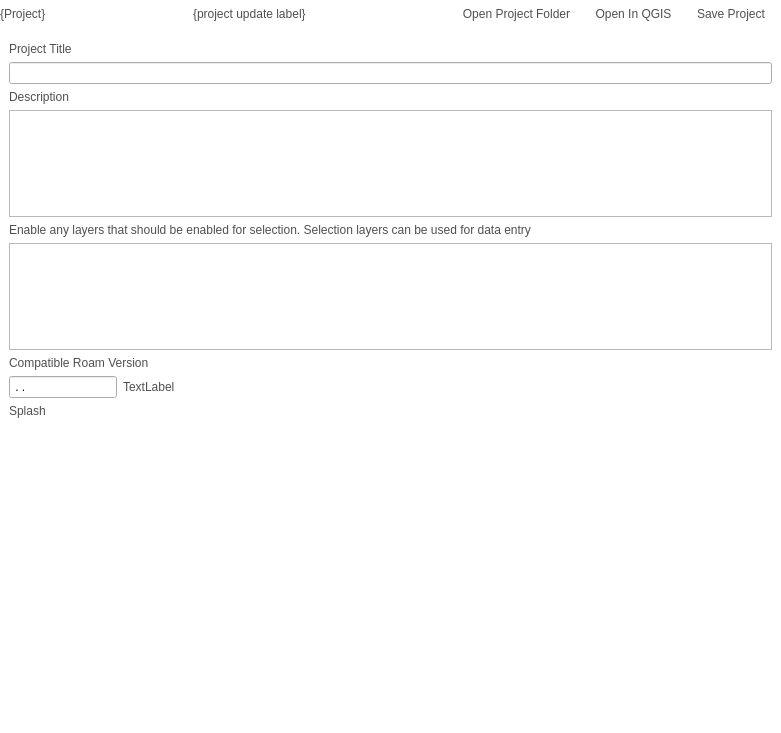
roam-qgis/Roam, file src/configmanager/ui/ui_projectwidget.ui: the form before one commit.
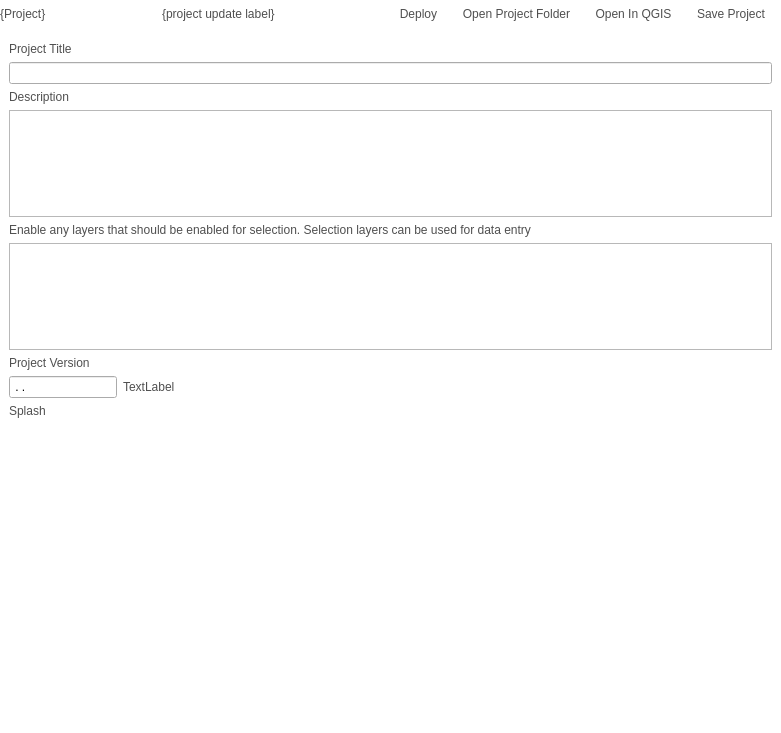
The form after the commit. The open tabs and pages were chosen to show the change. Icons and pictures are not drawn. Custom widgets are drawn as their Qt base class.

Commit message: Add project bundler

Patch:
```diff
--- a/src/configmanager/ui/ui_projectwidget.ui
+++ b/src/configmanager/ui/ui_projectwidget.ui
@@ -215,7 +215,7 @@
        <item row="6" column="0">
         <widget class="QLabel" name="label_9">
          <property name="text">
-          <string>Compatible Roam Version</string>
+          <string>Project Version</string>
          </property>
         </widget>
        </item>
@@ -1281,6 +1281,35 @@
        </property>
       </spacer>
      </item>
+     <item>
+      <widget class="QToolButton" name="depolyProjectButton">
+       <property name="sizePolicy">
+        <sizepolicy hsizetype="Fixed" vsizetype="Fixed">
+         <horstretch>0</horstretch>
+         <verstretch>0</verstretch>
+        </sizepolicy>
+       </property>
+       <property name="text">
+        <string>Deploy</string>
+       </property>
+       <property name="icon">
+        <iconset resource="../../roam/resources.qrc">
+         <normaloff>:/icons/sync</normaloff>:/icons/sync</iconset>
+       </property>
+       <property name="iconSize">
+        <size>
+         <width>24</width>
+         <height>24</height>
+        </size>
+       </property>
+       <property name="toolButtonStyle">
+        <enum>Qt::ToolButtonTextUnderIcon</enum>
+       </property>
+       <property name="autoRaise">
+        <bool>true</bool>
+       </property>
+      </widget>
+     </item>
      <item>
       <widget class="QFrame" name="projectbuttonframe">
        <property name="frameShape">
```
Left out of the diff: 3 changed lines with no effect on the pictures. The commit also changes 2 other files.
